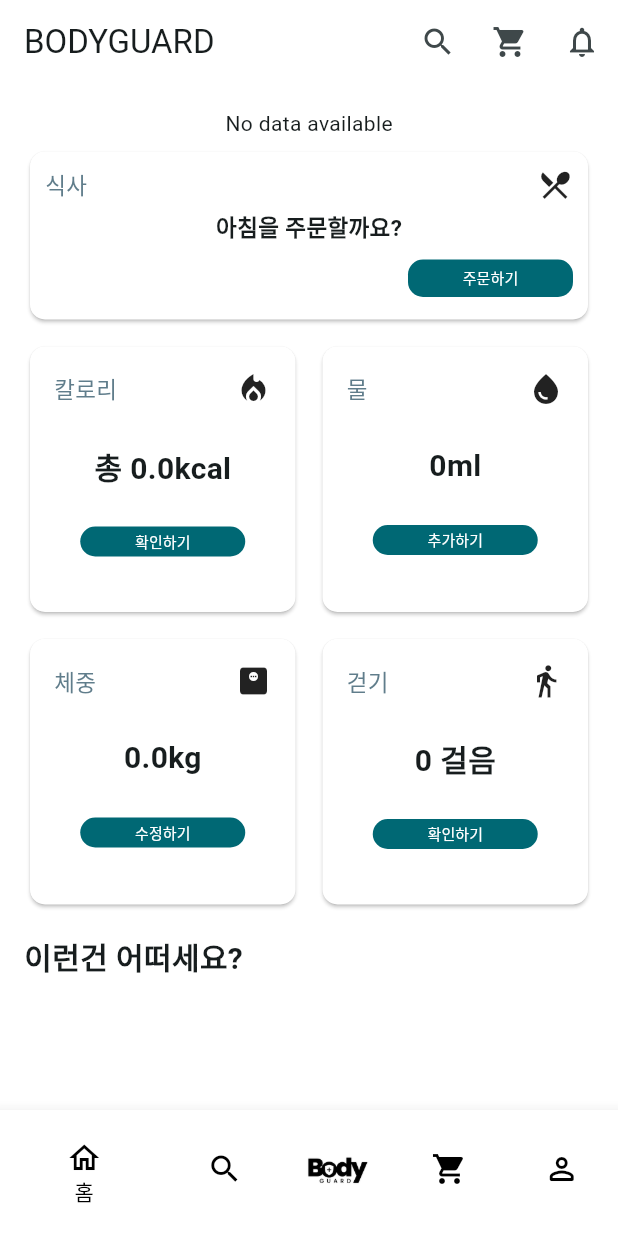
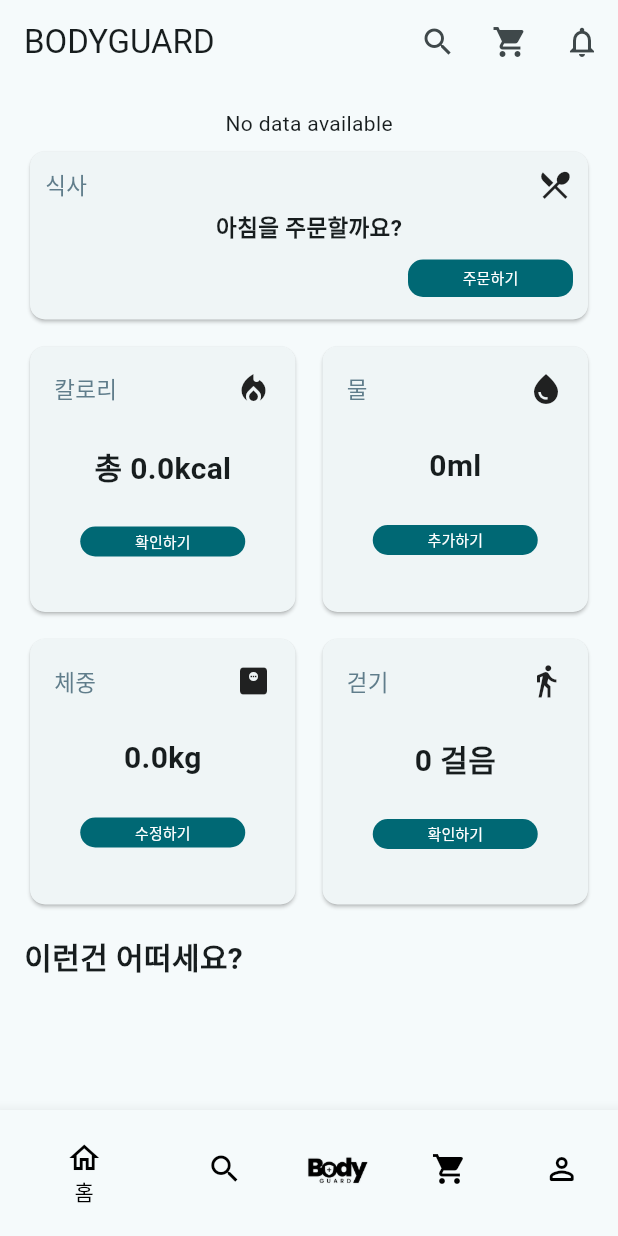
Before and after one commit to suhunPark38/bodyguard, a Flutter app: the screen it shows once a user with an empty profile is signed in, on a phone screen of 412 x 824 dp. Run offline on Flutter 3.47's test engine with Material 3 defaults, Android fonts, the phone set to English and light mode, and no system bars; drawn by our look-alikes of carousel_slider; our stand-ins replace auto_size_text, cloud_firestore, drift, firebase_auth, firebase_core, fl_chart and 5 more; missing offline and left inert: carp_serializable, flutter_naver_map, health; accounts and stored records are empty; generated files the repository leaves out were written again; Roboto replaces fonts that are missing (Pretendard).

Commit message:
카드색 다시 삭제

```diff
--- a/lib/main.dart
+++ b/lib/main.dart
@@ -61,16 +61,16 @@ class MyApp extends StatelessWidget {
         ],
         child: MaterialApp(
           debugShowCheckedModeBanner: false,
+
+
           theme: ThemeData(
             useMaterial3: true, //false로 수정시 material2
             fontFamily: "Pretendard",
             colorScheme: ColorScheme.fromSeed(
               seedColor: Colors.white,
               brightness: Brightness.light,
-              surface: Colors.white,
             ),
           ),
-
           darkTheme: ThemeData(
             useMaterial3: true,
             fontFamily: "Pretendard",
--- a/lib/screens/diet_page/diet_page.dart
+++ b/lib/screens/diet_page/diet_page.dart
@@ -67,7 +67,6 @@ class DietPage extends StatelessWidget {
                   shape: RoundedRectangleBorder(
                     borderRadius: BorderRadius.circular(10),
                   ),
-                  color: Colors.white,
                   child: Padding(
                     padding: const EdgeInsets.all(16.0),
                     child: Column(
@@ -162,7 +161,6 @@ class DietPage extends StatelessWidget {
                     shape: RoundedRectangleBorder(
                       borderRadius: BorderRadius.circular(10),
                     ),
-                    color: Colors.white,
                     child: const Padding(
                         padding: EdgeInsets.all(16.0),
                         child: Column(
--- a/lib/screens/home_page/home_page.dart
+++ b/lib/screens/home_page/home_page.dart
@@ -14,18 +14,11 @@ import '../body_page/body_page.dart';
 import '../my_home_page/my_home_page.dart';
 import '../../services/store_service.dart';
 
-class HomePage extends StatefulWidget {
+class HomePage extends StatelessWidget {
   HomePage({super.key});
 
   final StoreService storeService = StoreService();
-
-  @override
-  _HomePage createState() => _HomePage();
-}
-
-class _HomePage extends State<HomePage> {
   final DateTime now = DateTime.now();
-  StoreService storeService = StoreService();
 
   @override
   Widget build(BuildContext context) {
@@ -94,7 +87,6 @@ class _HomePage extends State<HomePage> {
                           shape: RoundedRectangleBorder(
                             borderRadius: BorderRadius.circular(10),
                           ),
-                          color: Colors.white,
                           child: Padding(
                               padding: const EdgeInsets.all(10),
                               child: Column(
@@ -164,7 +156,6 @@ class _HomePage extends State<HomePage> {
                             shape: RoundedRectangleBorder(
                               borderRadius: BorderRadius.circular(10),
                             ),
-                            color: Colors.white,
                             child: Padding(
                                 padding: const EdgeInsets.all(16),
                                 child: Column(
@@ -217,7 +208,6 @@ class _HomePage extends State<HomePage> {
                             shape: RoundedRectangleBorder(
                               borderRadius: BorderRadius.circular(10),
                             ),
-                            color: Colors.white,
                             child: Padding(
                                 padding: const EdgeInsets.all(16),
                                 child: Column(
@@ -262,7 +252,6 @@ class _HomePage extends State<HomePage> {
                             shape: RoundedRectangleBorder(
                               borderRadius: BorderRadius.circular(10),
                             ),
-                            color: Colors.white,
                             child: Padding(
                                 padding: const EdgeInsets.all(16),
                                 child: Column(
@@ -313,7 +302,6 @@ class _HomePage extends State<HomePage> {
                             shape: RoundedRectangleBorder(
                               borderRadius: BorderRadius.circular(10),
                             ),
-                            color: Colors.white,
                             child: Padding(
                                 padding: const EdgeInsets.all(16),
                                 child: Column(
@@ -382,17 +370,16 @@ class _HomePage extends State<HomePage> {
                     ),
                     CarouselSlider(
                         options: CarouselOptions(
-                          height: 350,
+                          height: 210,
                           aspectRatio: 16 / 9,
-                          viewportFraction: 1.1,
+                          viewportFraction: 0.9,
                           autoPlay: true,
                           autoPlayInterval: const Duration(seconds: 4),
                           enableInfiniteScroll: true,
                           onPageChanged: ((index, reason) {}),
                         ),
                         items: [
-                          StoreMenuWidget(),
-                          //StoreMenuWidget(),// foodId 전달
+                          //StoreMenuWidget(),
                         ]),
                   ],
                 ),
--- a/lib/screens/home_page/widget/store_menu_widget.dart
+++ b/lib/screens/home_page/widget/store_menu_widget.dart
@@ -7,6 +7,8 @@ import '../../store_menu_page/store_menu_page.dart';
 import 'food_info_widget.dart';
 
 class StoreMenuWidget extends StatefulWidget {
+  const StoreMenuWidget({super.key});
+
   @override
   _StoreMenuWidget createState() => _StoreMenuWidget();
 }
--- a/lib/screens/shopping_page/widgets/payment_history_tab_widget.dart
+++ b/lib/screens/shopping_page/widgets/payment_history_tab_widget.dart
@@ -160,7 +160,6 @@ class PaymentHistoryTabWidget extends StatelessWidget {
                       ),
                     ),
                     Card(
-                      color: Colors.white,
                       child: ListTile(
                         title: Text(
                           totalFoodCount > 1
@@ -201,7 +200,6 @@ class PaymentHistoryTabWidget extends StatelessWidget {
                 );
               } else {
                 return Card(
-                  color: Colors.white,
                   child: ListTile(
                     title: Text(
                       totalFoodCount > 1
--- a/lib/screens/shopping_page/widgets/payment_tab_widget.dart
+++ b/lib/screens/shopping_page/widgets/payment_tab_widget.dart
@@ -36,7 +36,6 @@ class PaymentTabWidget extends StatelessWidget {
                           shape: RoundedRectangleBorder(
                             borderRadius: BorderRadius.circular(20),
                           ),
-                          color: Colors.white,
                           child: Padding(
                             padding: const EdgeInsets.all(8),
                             child: Row(
--- a/lib/screens/store_menu_page/store_menu_page.dart
+++ b/lib/screens/store_menu_page/store_menu_page.dart
@@ -41,7 +41,6 @@ class StoreMenuPage extends StatelessWidget {
                   bool isSelected =
                   provider.checkedMenus.contains(menu);
                   return Card(
-                    color: Colors.white,
                     child: InkWell(
                       onTap: () {
                         if (isSelected) {
--- a/lib/widgets/store_card.dart
+++ b/lib/widgets/store_card.dart
@@ -13,7 +13,6 @@ class StoreCard extends StatelessWidget {
   @override
   Widget build(BuildContext context) {
     return Card(
-      color: Colors.white,
       child: ListTile(
           leading: ClipRRect(
             borderRadius: BorderRadius.circular(10),
```
